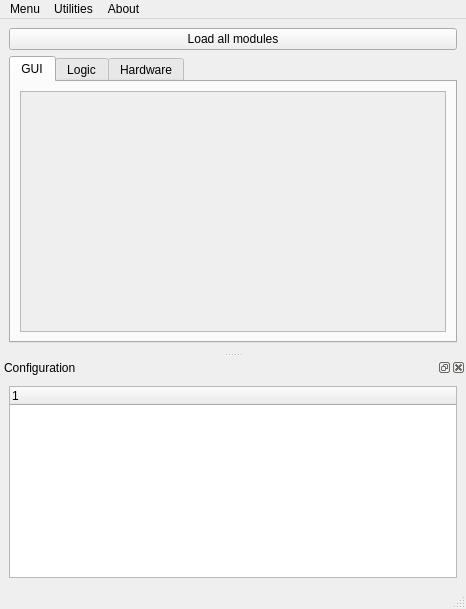
The window that gui/manager/ui_manager_window.ui (Ulm-IQO/qudi) describes before a commit, drawn with Qt 5.
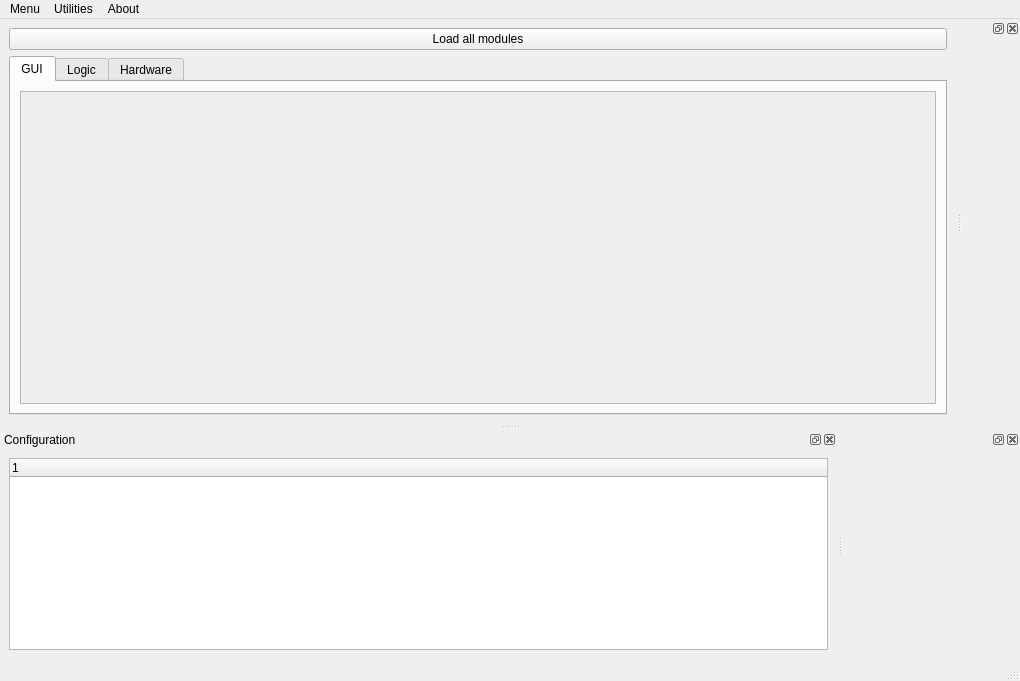
The same window after the commit. Icons and pictures are not drawn. Custom widgets are drawn as their Qt base class.

Commit message: started to integrate manager with log and console

Patch:
```diff
--- a/gui/manager/ui_manager_window.ui
+++ b/gui/manager/ui_manager_window.ui
@@ -6,8 +6,8 @@
    <rect>
     <x>0</x>
     <y>0</y>
-    <width>466</width>
-    <height>609</height>
+    <width>1020</width>
+    <height>681</height>
    </rect>
   </property>
   <property name="windowTitle">
@@ -42,8 +42,8 @@
             <rect>
              <x>0</x>
              <y>0</y>
-             <width>436</width>
-             <height>261</height>
+             <width>472</width>
+             <height>316</height>
             </rect>
            </property>
           </widget>
@@ -108,8 +108,8 @@
     <rect>
      <x>0</x>
      <y>0</y>
-     <width>466</width>
-     <height>20</height>
+     <width>1020</width>
+     <height>19</height>
     </rect>
    </property>
    <widget class="QMenu" name="menuMenu">
@@ -163,6 +163,18 @@
     </layout>
    </widget>
   </widget>
+  <widget class="QDockWidget" name="consoleDockWidget">
+   <attribute name="dockWidgetArea">
+    <number>2</number>
+   </attribute>
+   <widget class="RichIPythonWidget" name="consolewidget"/>
+  </widget>
+  <widget class="QDockWidget" name="logDockWidget">
+   <attribute name="dockWidgetArea">
+    <number>8</number>
+   </attribute>
+   <widget class="LogWidget" name="logwidget"/>
+  </widget>
   <action name="actionLoad_configuration">
    <property name="icon">
     <iconset theme="document-open">
@@ -260,6 +272,20 @@
    </property>
   </action>
  </widget>
+ <customwidgets>
+  <customwidget>
+   <class>LogWidget</class>
+   <extends>QWidget</extends>
+   <header>gui.manager.logwidget</header>
+   <container>1</container>
+  </customwidget>
+  <customwidget>
+   <class>RichIPythonWidget</class>
+   <extends>QWidget</extends>
+   <header>IPython.qt.console.rich_ipython_widget</header>
+   <container>1</container>
+  </customwidget>
+ </customwidgets>
  <resources/>
  <connections/>
 </ui>
```
Left out of the diff: 8 changed lines with no effect on the pictures. The commit also changes 4 other files.
